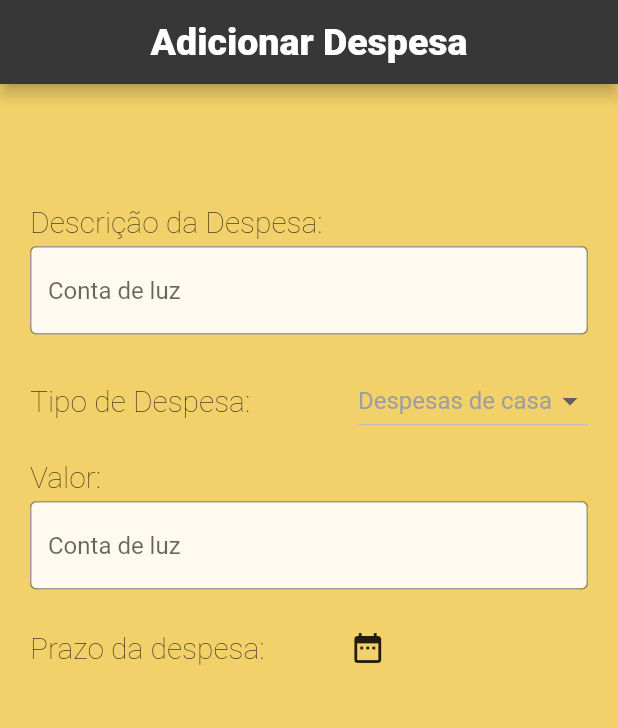
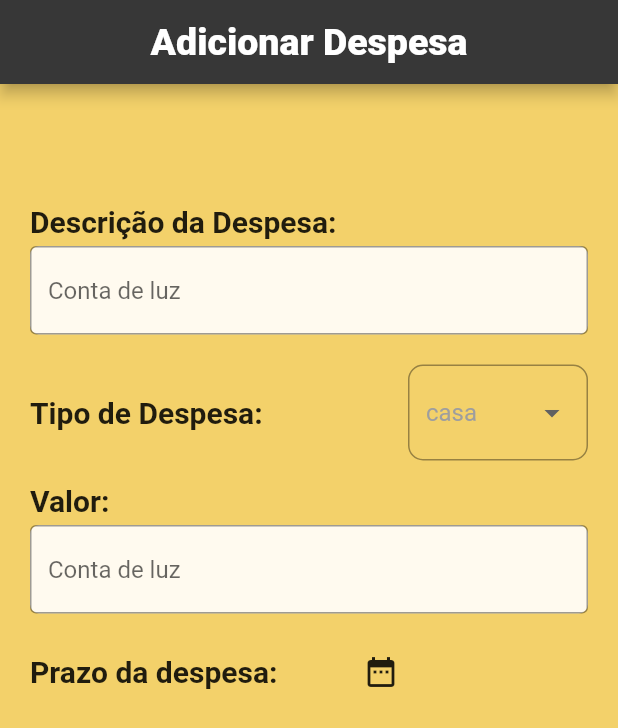
Before and after one commit to Jul10c3s4/projeto1-controlador-despesas, a Flutter app: the screen it shows after launch, on a phone screen of 412 x 824 dp. Shown: the top 728 px of the screen. Run offline on Flutter 3.47's test engine with Material 2 defaults, Android fonts, the phone set to English and light mode, and no system bars.

Commit message:
terceiro commit

```diff
--- a/lib/domain/despesas.dart
+++ b/lib/domain/despesas.dart
@@ -1,14 +1,10 @@
 import 'package:flutter/cupertino.dart';
 
 class Despesas {
-  String descricao;
-  double valor;
+  String? descricao;
+  double? valor;
   DateTime? data;
   bool status = false;
 
   get dateText => this.data;
-  Despesas({
-    required this.descricao,
-    required this.valor,
-    });
 }
--- a/lib/main.dart
+++ b/lib/main.dart
@@ -1,3 +1,4 @@
+import 'package:controlador_despesas/domain/despesas.dart';
 import 'package:controlador_despesas/pages/adicionardespesa.dart';
 import 'package:controlador_despesas/pages/homepage.dart';
 import 'package:controlador_despesas/pages/splash_screen.dart';
--- a/lib/pages/adicionardespesa.dart
+++ b/lib/pages/adicionardespesa.dart
@@ -4,8 +4,8 @@ import 'package:flutter_localizations/flutter_localizations.dart';
 import 'package:intl/intl.dart';
 
 class AddDespesa extends StatefulWidget {
-
-  const AddDespesa({Key? key}) : super(key: key);
+  final Despesas? despesa;
+  const AddDespesa({Key? key, this.despesa}) : super(key: key);
 
   @override
   State<AddDespesa> createState() => _AddDespesaState();
@@ -13,8 +13,18 @@ class AddDespesa extends StatefulWidget {
 
 class _AddDespesaState extends State<AddDespesa> {
   final dropValue = ValueNotifier('');
-  final dropOpcoes = ['Casa', 'Saúde', 'Educação',"Lazer", "Diversão"];
-  late final Despesas despesas;
+  final dropOpcoes = ['Casa', 'Saúde', 'Educação', "Lazer", "Diversão"];
+
+  late Despesas despesas;
+
+  void initState() {
+    super.initState();
+    if (widget.despesa == null) {
+      despesas = Despesas();
+    } else {
+      despesas = widget.despesa!;
+    }
+  }
 
   @override
   Widget build(BuildContext context) {
@@ -23,16 +33,14 @@ class _AddDespesaState extends State<AddDespesa> {
         title: Text(
           "Adicionar Despesa",
           style: TextStyle(
-              color: Colors.white,
-              fontSize: 25,
-              fontWeight: FontWeight.w800),
+              color: Colors.white, fontSize: 25, fontWeight: FontWeight.w800),
         ),
         backgroundColor: Color(0xFF373737),
         centerTitle: true,
       ),
       backgroundColor: Color(0xFFF3D16A),
       body: Padding(
-        padding: EdgeInsets.symmetric(vertical: 80,horizontal: 20),
+        padding: EdgeInsets.symmetric(vertical: 80, horizontal: 20),
         child: ListView(
           children: [
             Column(
@@ -40,87 +48,123 @@ class _AddDespesaState extends State<AddDespesa> {
                 Row(
                   mainAxisAlignment: MainAxisAlignment.start,
                   children: [
-                    Text('Descrição da Despesa: ',
+                    Text(
+                      'Descrição da Despesa: ',
                       style: TextStyle(
                         fontSize: 20,
-                        fontWeight: FontWeight.w200,
-                      ),),
+                        fontWeight: FontWeight.w600,
+                      ),
+                    ),
                   ],
                 ),
-                    SizedBox(height: 5,),
+                SizedBox(
+                  height: 5,
+                ),
                 Container(
                     decoration: BoxDecoration(
                         borderRadius: BorderRadius.circular(6),
-                        color: Color(0xFFFFFAEF)
-                      ),
+                        color: Color(0xFFFFFAEF)),
                     child: TextField(
                       decoration: InputDecoration(
                         border: OutlineInputBorder(),
                         hintText: 'Conta de luz',
                       ),
-                    )
+                    )),
+                SizedBox(
+                  height: 20,
                 ),
-                SizedBox(height: 20,),
                 Row(
                   mainAxisAlignment: MainAxisAlignment.spaceBetween,
                   children: [
-                    Text('Tipo de Despesa: ',
+                    Text(
+                      'Tipo de Despesa: ',
                       style: TextStyle(
                         fontSize: 20,
-                        fontWeight: FontWeight.w200,
-                      ),),
+                        fontWeight: FontWeight.w600,
+                      ),
+                    ),
                     ValueListenableBuilder(
                         valueListenable: dropValue,
-                        builder: (BuildContext context, String value, _){
-                          return DropdownButton(
-                            hint: Text('Despesas de casa',
+                        builder: (BuildContext context, String value, _) {
+                          return SizedBox(
+                            width: 120,
+                            child: DropdownButtonFormField(
+                              isExpanded: true,
+                            //para mudar o icone
+                            //icon: const Icon(Icons.),
+                            decoration: InputDecoration(
+                              border: OutlineInputBorder(
+                                borderRadius: BorderRadius.circular(10),
+                              ),
+                            ),
+                            hint: Text(
+                              'casa',
                               style: TextStyle(
                                 color: Colors.grey,
-                            ),),
+                              ),
+                            ),
                             value: (value.isEmpty) ? null : value,
-                            onChanged: (escolha) => dropValue.value = escolha.toString(),
-                            items: dropOpcoes.map((opcao) => DropdownMenuItem(
+                            onChanged: (escolha) =>
+                                dropValue.value = escolha.toString(),
+                            items: dropOpcoes
+                                .map(
+                                  (opcao) => DropdownMenuItem(
                                     value: opcao,
                                     child: Text(opcao),
-                            ),).toList(),
+                                  ),
+                                )
+                                .toList(),
+                          ),
                           );
+
                         })
                   ],
                 ),
-                SizedBox(height: 15,),
+                SizedBox(
+                  height: 15,
+                ),
                 Row(
                   mainAxisAlignment: MainAxisAlignment.start,
                   children: [
-                    Text('Valor:',
+                    Text(
+                      'Valor:',
                       style: TextStyle(
                         fontSize: 20,
-                        fontWeight: FontWeight.w200,
-                      ),),
+                        fontWeight: FontWeight.w600,
+                      ),
+                    ),
                   ],
                 ),
-                SizedBox(height: 5,),
+                SizedBox(
+                  height: 5,
+                ),
                 Container(
                     decoration: BoxDecoration(
                         borderRadius: BorderRadius.circular(6),
-                        color: Color(0xFFFFFAEF)
-                    ),
+                        color: Color(0xFFFFFAEF)),
                     child: TextField(
                       decoration: InputDecoration(
                         border: OutlineInputBorder(),
                         hintText: 'Conta de luz',
                       ),
-                    )
+                    )),
+                SizedBox(
+                  height: 15,
                 ),
-                SizedBox(height: 15,),
                 Row(
                   children: [
-                    Text("Prazo da despesa: ",
+                    Text(
+                      "Prazo da despesa: ",
                       style: TextStyle(
                         fontSize: 20,
-                        fontWeight: FontWeight.w200,
-                      ),),
-                    SizedBox(width: 40,),
-                    IconButton(onPressed: () async{
+                        fontWeight: FontWeight.w600,
+                      ),
+                    ),
+                    SizedBox(
+                      width: 40,
+                    ),
+                    IconButton(
+                        onPressed: () async {
                           despesas.data = await showDatePicker(
                             context: context,
                             initialDate: DateTime.now(),
@@ -128,12 +172,10 @@ class _AddDespesaState extends State<AddDespesa> {
                             lastDate: DateTime(2024),
                             locale: Locale("pt", "BR"),
                           );
-                    }, icon: Icon(Icons.date_range))
-
+                        },
+                        icon: Icon(Icons.date_range))
                   ],
                 )
-
-
               ],
             )
           ],
--- a/lib/widgets/card_despesas.dart
+++ b/lib/widgets/card_despesas.dart
@@ -54,7 +54,7 @@ class _CardDespesasState extends State<CardDespesas> {
                       mainAxisAlignment: MainAxisAlignment.center,
                       children: [
                         Text(
-                          despesas.descricao,
+                          "oi",
                           style: const TextStyle(
                               fontSize: 20, fontWeight: FontWeight.w500),
                         )
```
Also changed, not shown: lib/pages/homepage.dart (+1 -47 lines). Lines whose indentation alone changed are shown as unchanged.
